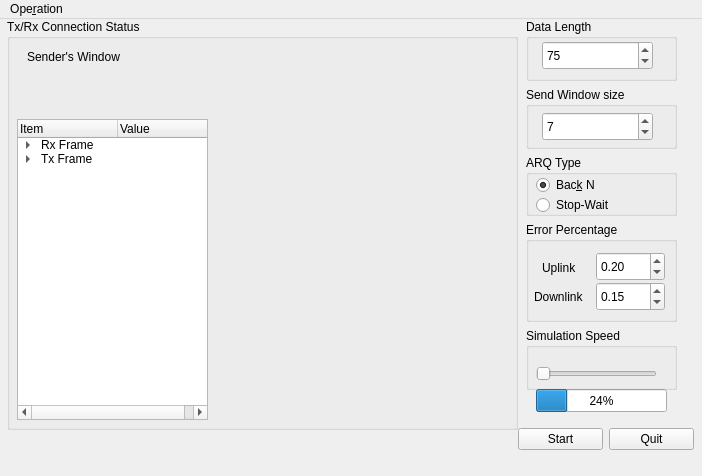
Qt form UI/netsim_ui/netsim_mainwindow.ui (enderdzz/NetworkTask) before a commit.
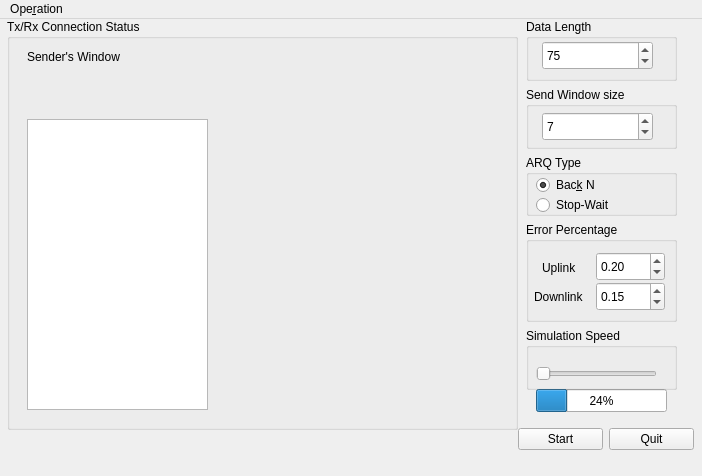
The same form after that commit. Custom widgets are drawn as their Qt base class.

```diff
--- a/UI/netsim_ui/netsim_mainwindow.ui
+++ b/UI/netsim_ui/netsim_mainwindow.ui
@@ -310,75 +310,6 @@
       <string>Sender's Window</string>
      </property>
     </widget>
-    <widget class="QTreeWidget" name="treeWidget">
-     <property name="geometry">
-      <rect>
-       <x>10</x>
-       <y>100</y>
-       <width>191</width>
-       <height>301</height>
-      </rect>
-     </property>
-     <property name="autoExpandDelay">
-      <number>0</number>
-     </property>
-     <property name="wordWrap">
-      <bool>false</bool>
-     </property>
-     <property name="columnCount">
-      <number>2</number>
-     </property>
-     <column>
-      <property name="text">
-       <string>Item</string>
-      </property>
-     </column>
-     <column>
-      <property name="text">
-       <string>Value</string>
-      </property>
-     </column>
-     <item>
-      <property name="text">
-       <string>Rx Frame</string>
-      </property>
-      <item>
-       <property name="text">
-        <string>Count</string>
-       </property>
-      </item>
-      <item>
-       <property name="text">
-        <string>ACKSent</string>
-       </property>
-      </item>
-      <item>
-       <property name="text">
-        <string>Timeout Err</string>
-       </property>
-      </item>
-     </item>
-     <item>
-      <property name="text">
-       <string>Tx Frame</string>
-      </property>
-      <item>
-       <property name="text">
-        <string>Count</string>
-       </property>
-      </item>
-      <item>
-       <property name="text">
-        <string>ACKSent</string>
-       </property>
-      </item>
-      <item>
-       <property name="text">
-        <string>Timeout Err</string>
-       </property>
-      </item>
-     </item>
-    </widget>
     <widget class="graphwidget" name="widget" native="true">
      <property name="geometry">
       <rect>
@@ -389,6 +320,16 @@
       </rect>
      </property>
     </widget>
+    <widget class="QTableWidget" name="tableWidget">
+     <property name="geometry">
+      <rect>
+       <x>20</x>
+       <y>100</y>
+       <width>181</width>
+       <height>291</height>
+      </rect>
+     </property>
+    </widget>
    </widget>
   </widget>
   <widget class="QMenuBar" name="menubar">
```
